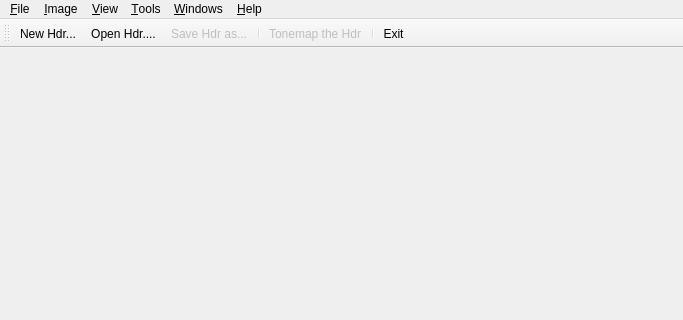
Above: forms/maingui.ui from LuminanceHDR/LuminanceHDR before the change; both pictures show x 0 to 683 and y 0 to 320 of the 683 by 605 pixel window. Below: the same form after it.
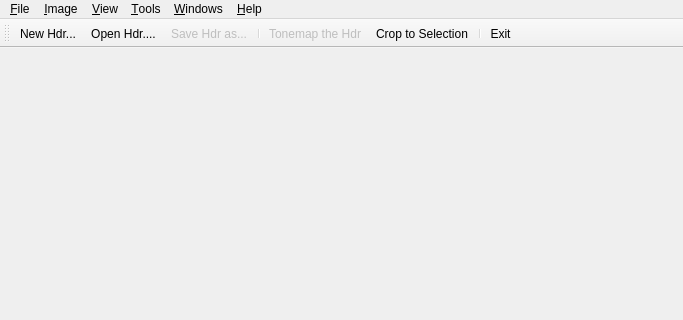
That is the form after the change. Icons and pictures are not drawn.

Commit message: Added a Crop to Selection Button

Diff of the .ui file:
```diff
--- a/forms/maingui.ui
+++ b/forms/maingui.ui
@@ -130,13 +130,17 @@
     <enum>Qt::ToolButtonTextUnderIcon</enum>
    </property>
    <attribute name="toolBarArea" >
-    <number>4</number>
+    <enum>TopToolBarArea</enum>
+   </attribute>
+   <attribute name="toolBarBreak" >
+    <bool>false</bool>
    </attribute>
    <addaction name="fileNewAction" />
    <addaction name="fileOpenAction" />
    <addaction name="fileSaveAsAction" />
    <addaction name="separator" />
    <addaction name="TonemapAction" />
+   <addaction name="cropToSelectionAction" />
    <addaction name="separator" />
    <addaction name="fileExitAction" />
   </widget>
@@ -699,6 +703,21 @@
     <string>Apply a projective transformation to the current Hdr.</string>
    </property>
   </action>
+  <action name="cropToSelectionAction" >
+   <property name="icon" >
+    <iconset resource="../icons.qrc" >
+     <normaloff>:/new/prefix1/images/crop.png</normaloff>:/new/prefix1/images/crop.png</iconset>
+   </property>
+   <property name="text" >
+    <string>&amp;Crop</string>
+   </property>
+   <property name="iconText" >
+    <string>Crop to Selection</string>
+   </property>
+   <property name="toolTip" >
+    <string>Crop Image to Selection</string>
+   </property>
+  </action>
  </widget>
  <resources>
   <include location="../icons.qrc" />
```
Left out of the diff: 53 changed lines with no effect on the pictures.
